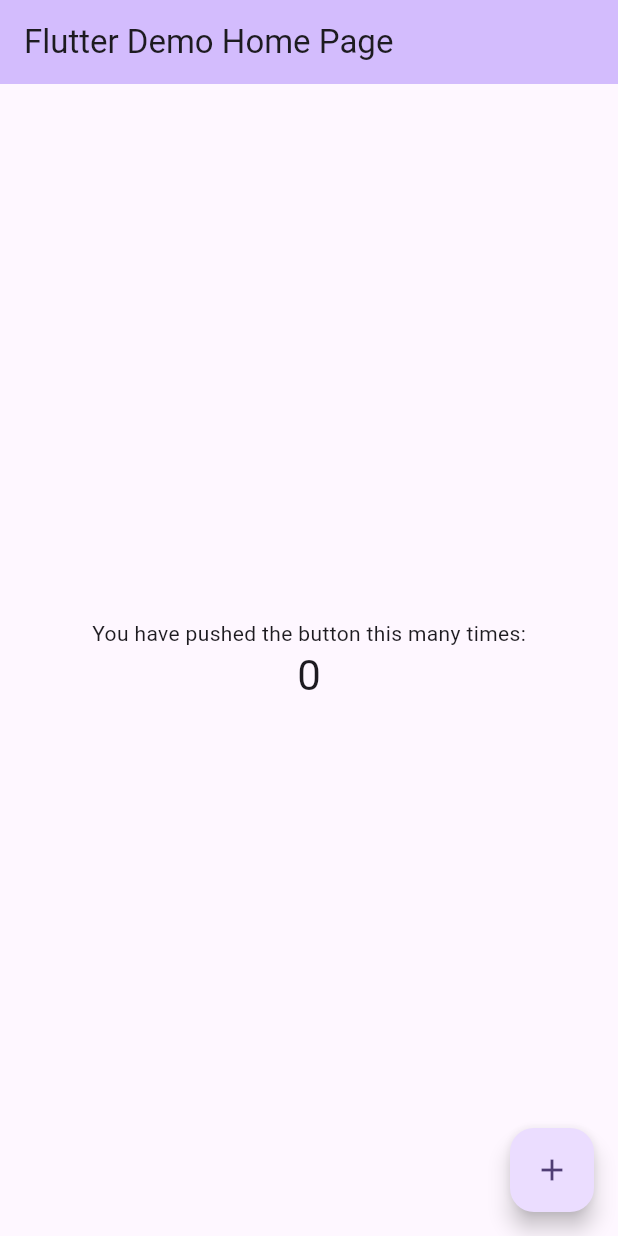
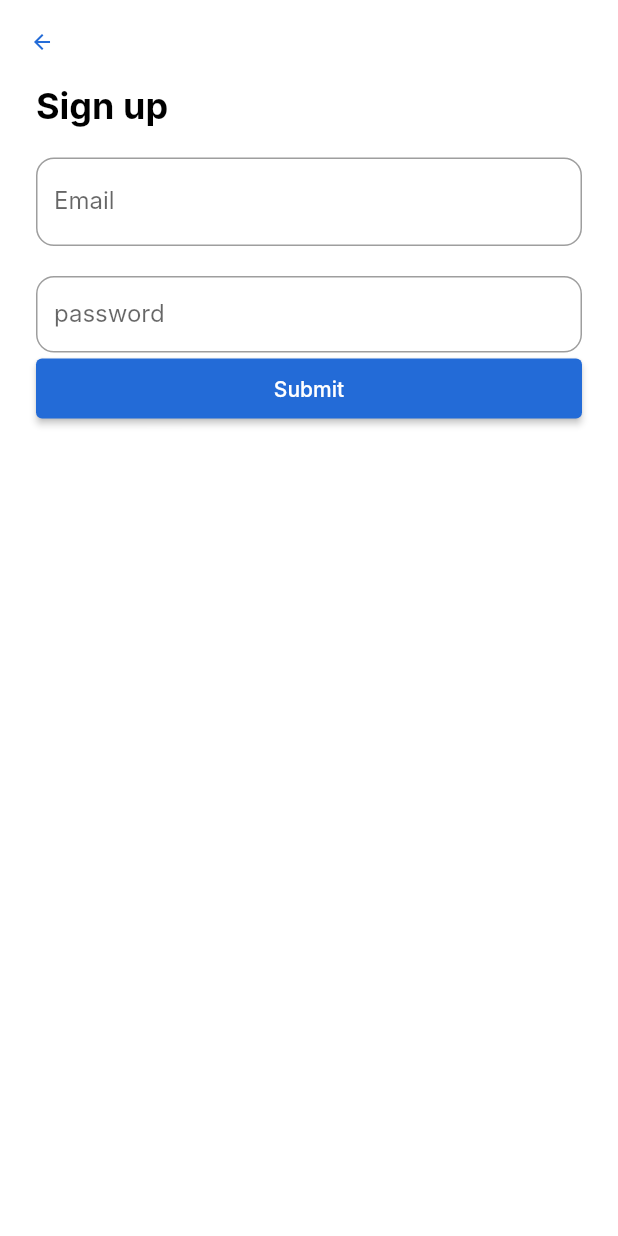
Before and after one commit to Ireedui0223/me_book_app, a Flutter app: the screen it shows after launch, on a phone screen of 412 x 824 dp. Run offline on Flutter 3.47's test engine with Material 2 defaults, Android fonts, the phone set to English and light mode, and no system bars; our stand-ins replace flutter_phoenix; Roboto replaces fonts that are missing (Inter).

Commit message:
login form added

```diff
--- /dev/null
+++ b/lib/core/color.dart
@@ -0,0 +1,22 @@
+import "package:flutter/material.dart";
+import "package:flutter/services.dart";
+
+class AppColors {
+  AppColors._();
+
+  static const String fontInter = 'Inter';
+  static const String fontCharter = 'Charter';
+
+  static const Color primary = Color(0xFF236BD7);
+  static const Color secondary = Color(0xFFDE7428);
+
+  static ThemeData themeColor = ThemeData(
+    brightness: Brightness.light,
+    scaffoldBackgroundColor: Colors.white,
+    appBarTheme: const AppBarTheme(
+        color: Colors.white,
+        systemOverlayStyle: SystemUiOverlayStyle.dark,
+        iconTheme: IconThemeData(color: primary, size: 16)),
+    fontFamily: fontInter,
+  );
+}
--- /dev/null
+++ b/lib/core/core.dart
@@ -0,0 +1,5 @@
+import "package:flutter/material.dart";
+
+import "package:me_book/core/color.dart";
+
+export "color.dart";
--- /dev/null
+++ b/lib/elements/appbar.dart
@@ -0,0 +1,33 @@
+import 'package:flutter/material.dart';
+
+PreferredSizeWidget appBar(
+    {double? toolBarHeight,
+    double? elevation,
+    Widget? leading,
+    double? leadingWidth,
+    String? title,
+    Widget? titleWidget,
+    Color? backgroundColor}) {
+  return AppBar(
+    elevation: elevation ?? 0,
+    title: titleWidget ?? Text(title ?? ''),
+    centerTitle: false,
+    leading: leading,
+    leadingWidth: leadingWidth,
+    backgroundColor: backgroundColor ?? Colors.white,
+  );
+}
+
+PreferredSizeWidget mainAppBar(BuildContext context) {
+  return appBar(
+    leading: Container(),
+    leadingWidth: 0,
+  );
+}
+
+PreferredSizeWidget plainAppBar() {
+  return appBar(
+    toolBarHeight: 0,
+    elevation: 0,
+  );
+}
--- /dev/null
+++ b/lib/elements/button.dart
@@ -0,0 +1,33 @@
+import 'package:flutter/material.dart';
+
+Widget btnAction(
+    {required IconData icon,
+    required GestureTapCallback onPressed,
+    Color? color,
+    double? size}) {
+  return clickItem(
+      onTap: onPressed,
+      child: SizedBox(
+        height: 40,
+        width: 40,
+        child: Center(
+          child: Icon(
+            icon,
+            color: color,
+            size: size,
+          ),
+        ),
+      ));
+}
+
+Widget clickItem(
+    {required GestureTapCallback onTap,
+    required Widget child,
+    bool isEffect = false}) {
+  return InkWell(
+    highlightColor: isEffect ? null : Colors.transparent,
+    splashColor: isEffect ? null : Colors.transparent,
+    onTap: onTap,
+    child: child,
+  );
+}
--- a/lib/main.dart
+++ b/lib/main.dart
@@ -1,110 +1,30 @@
 import 'package:flutter/material.dart';
+import 'package:flutter_phoenix/flutter_phoenix.dart';
+import 'package:me_book/core/core.dart';
+import 'package:me_book/screens/landing_page.dart';
+import 'package:me_book/screens/login_page.dart';
 
 void main() {
-  runApp(const MyApp());
+  runApp(Phoenix(child: const MyApp()));
 }
 
-class MyApp extends StatelessWidget {
-  const MyApp({super.key});
+class MyApp extends StatefulWidget {
+  const MyApp({Key? key}) : super(key: key);
 
-  // This widget is the root of your application.
+  @override
+  MyAppState createState() => MyAppState();
+}
+
+class MyAppState extends State<MyApp> {
   @override
   Widget build(BuildContext context) {
     return MaterialApp(
-      title: 'Flutter Demo',
-      theme: ThemeData(
-        colorScheme: ColorScheme.fromSeed(seedColor: Colors.deepPurple),
-        useMaterial3: true,
-      ),
-      home: const MyHomePage(title: 'Flutter Demo Home Page'),
+      title: 'MeBook',
+      theme: AppColors.themeColor,
+      // debugShowCheckedModeBanner: false,
+      // showSemanticsDebugger: false,
+      // home: const LandingScreen(),
+      home: const LoginPage(),
     );
   }
 }
-
-class MyHomePage extends StatefulWidget {
-  const MyHomePage({super.key, required this.title});
-
-  // This widget is the home page of your application. It is stateful, meaning
-  // that it has a State object (defined below) that contains fields that affect
-  // how it looks.
-
-  // This class is the configuration for the state. It holds the values (in this
-  // case the title) provided by the parent (in this case the App widget) and
-  // used by the build method of the State. Fields in a Widget subclass are
-  // always marked "final".
-
-  final String title;
-
-  @override
-  State<MyHomePage> createState() => _MyHomePageState();
-}
-
-class _MyHomePageState extends State<MyHomePage> {
-  int _counter = 0;
-
-  void _incrementCounter() {
-    setState(() {
-      // This call to setState tells the Flutter framework that something has
-      // changed in this State, which causes it to rerun the build method below
-      // so that the display can reflect the updated values. If we changed
-      // _counter without calling setState(), then the build method would not be
-      // called again, and so nothing would appear to happen.
-      _counter++;
-    });
-  }
-
-  @override
-  Widget build(BuildContext context) {
-    // This method is rerun every time setState is called, for instance as done
-    // by the _incrementCounter method above.
-    //
-    // The Flutter framework has been optimized to make rerunning build methods
-    // fast, so that you can just rebuild anything that needs updating rather
-    // than having to individually change instances of widgets.
-    return Scaffold(
-      appBar: AppBar(
-        // TRY THIS: Try changing the color here to a specific color (to
-        // Colors.amber, perhaps?) and trigger a hot reload to see the AppBar
-        // change color while the other colors stay the same.
-        backgroundColor: Theme.of(context).colorScheme.inversePrimary,
-        // Here we take the value from the MyHomePage object that was created by
-        // the App.build method, and use it to set our appbar title.
-        title: Text(widget.title),
-      ),
-      body: Center(
-        // Center is a layout widget. It takes a single child and positions it
-        // in the middle of the parent.
-        child: Column(
-          // Column is also a layout widget. It takes a list of children and
-          // arranges them vertically. By default, it sizes itself to fit its
-          // children horizontally, and tries to be as tall as its parent.
-          //
-          // Column has various properties to control how it sizes itself and
-          // how it positions its children. Here we use mainAxisAlignment to
-          // center the children vertically; the main axis here is the vertical
-          // axis because Columns are vertical (the cross axis would be
-          // horizontal).
-          //
-          // TRY THIS: Invoke "debug painting" (choose the "Toggle Debug Paint"
-          // action in the IDE, or press "p" in the console), to see the
-          // wireframe for each widget.
-          mainAxisAlignment: MainAxisAlignment.center,
-          children: <Widget>[
-            const Text(
-              'You have pushed the button this many times:',
-            ),
-            Text(
-              '$_counter',
-              style: Theme.of(context).textTheme.headlineMedium,
-            ),
-          ],
-        ),
-      ),
-      floatingActionButton: FloatingActionButton(
-        onPressed: _incrementCounter,
-        tooltip: 'Increment',
-        child: const Icon(Icons.add),
-      ), // This trailing comma makes auto-formatting nicer for build methods.
-    );
-  }
-}
--- /dev/null
+++ b/lib/screens/landing_page.dart
@@ -0,0 +1,29 @@
+import 'package:flutter/material.dart';
+import 'package:me_book/elements/appbar.dart';
+import 'package:me_book/screens/main_page.dart';
+
+class LandingScreen extends StatefulWidget {
+  const LandingScreen({super.key});
+
+  @override
+  LandingScreenState createState() => LandingScreenState();
+}
+
+class LandingScreenState extends State<LandingScreen> {
+  @override
+  Widget build(BuildContext context) {
+    return Scaffold(
+      appBar: mainAppBar(context),
+      body: const LandingScreenContent(),
+    );
+  }
+}
+
+class LandingScreenContent extends StatelessWidget {
+  const LandingScreenContent({super.key});
+
+  @override
+  Widget build(BuildContext context) {
+    return const MainPage();
+  }
+}
--- /dev/null
+++ b/lib/screens/login_page.dart
@@ -0,0 +1,160 @@
+import 'package:flutter/material.dart';
+import 'package:me_book/core/color.dart';
+import 'package:me_book/elements/appbar.dart';
+import 'package:me_book/elements/button.dart';
+
+class LoginPage extends StatefulWidget {
+  const LoginPage({super.key});
+
+  @override
+  LoginPageState createState() => LoginPageState();
+}
+
+class LoginPageState extends State<LoginPage> {
+  @override
+  Widget build(BuildContext context) {
+    return const LoginScreenContent();
+  }
+}
+
+class LoginScreenContent extends StatelessWidget {
+  const LoginScreenContent({super.key});
+
+  @override
+  Widget build(BuildContext context) {
+    return Scaffold(
+      appBar:
+          appBar(leading: btnAction(icon: Icons.arrow_back, onPressed: () {})),
+      body: LoginInterface(),
+    );
+  }
+}
+
+class LoginInterface extends StatelessWidget {
+  LoginInterface({super.key});
+
+  final _formKey = GlobalKey<FormState>();
+
+  @override
+  Widget build(BuildContext context) {
+    return Container(
+      padding: const EdgeInsets.only(left: 24, right: 24),
+      child: Form(
+        key: _formKey,
+        child: Column(
+          crossAxisAlignment: CrossAxisAlignment.start,
+          children: [
+            const Text(
+              "Sign up",
+              style: TextStyle(
+                fontSize: 24,
+                color: Colors.black,
+                fontWeight: FontWeight.bold,
+              ),
+            ),
+            Container(
+              padding: const EdgeInsets.only(top: 20),
+              child: TextFormField(
+                validator: (value) {
+                  if (value == null || value.isEmpty) {
+                    return "Invalid input";
+                  }
+                },
+                decoration: InputDecoration(
+                  label: const Text("Email"),
+                  enabledBorder: OutlineInputBorder(
+                    borderSide: const BorderSide(width: 1, color: Colors.grey),
+                    borderRadius: BorderRadius.circular(12),
+                  ),
+                  focusedBorder: OutlineInputBorder(
+                    borderSide:
+                        const BorderSide(width: 1.1, color: Colors.grey),
+                    borderRadius: BorderRadius.circular(12),
+                  ),
+                  errorBorder: OutlineInputBorder(
+                    borderSide: const BorderSide(width: 1, color: Colors.red),
+                    borderRadius: BorderRadius.circular(12),
+                  ),
+                  focusedErrorBorder: OutlineInputBorder(
+                    borderSide: const BorderSide(width: 1, color: Colors.red),
+                    borderRadius: BorderRadius.circular(12),
+                  ),
+                ),
+              ),
+            ),
+            Container(
+              padding: const EdgeInsets.only(top: 20),
+              child: TextFormField(
+                validator: (value) {
+                  if (value == null || value.isEmpty) {
+                    return "Invalid input";
+                  }
+                },
+                decoration: InputDecoration(
+                  isDense: true,
+                  label: const Text("password"),
+                  enabledBorder: OutlineInputBorder(
+                    borderSide: const BorderSide(width: 1, color: Colors.grey),
+                    borderRadius: BorderRadius.circular(12),
+                  ),
+                  focusedBorder: OutlineInputBorder(
+                    borderSide:
+                        const BorderSide(width: 1.1, color: Colors.grey),
+                    borderRadius: BorderRadius.circular(12),
+                  ),
+                  errorBorder: OutlineInputBorder(
+                    borderSide: const BorderSide(width: 1, color: Colors.red),
+                    borderRadius: BorderRadius.circular(12),
+                  ),
+                  focusedErrorBorder: OutlineInputBorder(
+                    borderSide: const BorderSide(width: 1, color: Colors.red),
+                    borderRadius: BorderRadius.circular(12),
+                  ),
+                ),
+              ),
+            ),
+            ElevatedButton(
+              onPressed: () {
+                if (_formKey.currentState!.validate()) {
+                  ScaffoldMessenger.of(context)
+                      .showSnackBar(const SnackBar(content: Text("loading")));
+                }
+              },
+              style: ElevatedButton.styleFrom(
+                  minimumSize: const Size.fromHeight(40),
+                  backgroundColor: AppColors.primary),
+              child: const Text("Submit"),
+            ),
+          ],
+        ),
+      ),
+    );
+    // return Container(
+    //   padding: const EdgeInsets.only(
+    //     left: 24.0,
+    //     right: 24.0,
+    //   ),
+    //   child: Center(
+    //     child: Form(
+    //       key: _formKey,
+    //       child: const Column(
+    //         children: [
+    //           Text(
+    //             "login",
+    //             style: TextStyle(
+    //                 fontWeight: FontWeight.w600, fontSize: 24, height: 32),
+    //           ),
+    //           TextField(
+    //             decoration: InputDecoration(
+    //               border: OutlineInputBorder(),
+    //               labelText: "Email",
+    //               hintText: "Email",
+    //             ),
+    //           )
+    //         ],
+    //       ),
+    //     ),
+    //   ),
+    // );
+  }
+}
--- /dev/null
+++ b/lib/screens/main_page.dart
@@ -0,0 +1,10 @@
+import 'package:flutter/material.dart';
+
+class MainPage extends StatelessWidget {
+  const MainPage({super.key});
+
+  @override
+  Widget build(BuildContext context) {
+    return const Text("dgg");
+  }
+}
--- a/pubspec.yaml
+++ b/pubspec.yaml
@@ -30,6 +30,7 @@ environment:
 dependencies:
   flutter:
     sdk: flutter
+  flutter_phoenix: "^1.0.0"
 
 
   # The following adds the Cupertino Icons font to your application.
```
Also changed, not shown: pubspec.lock.
